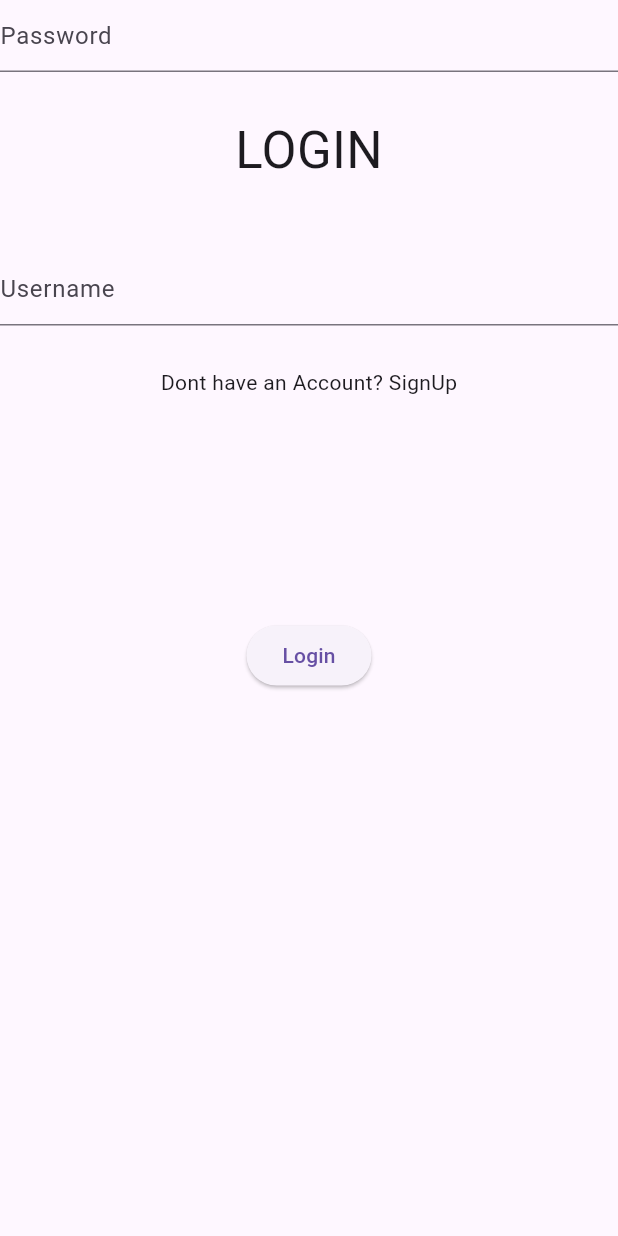
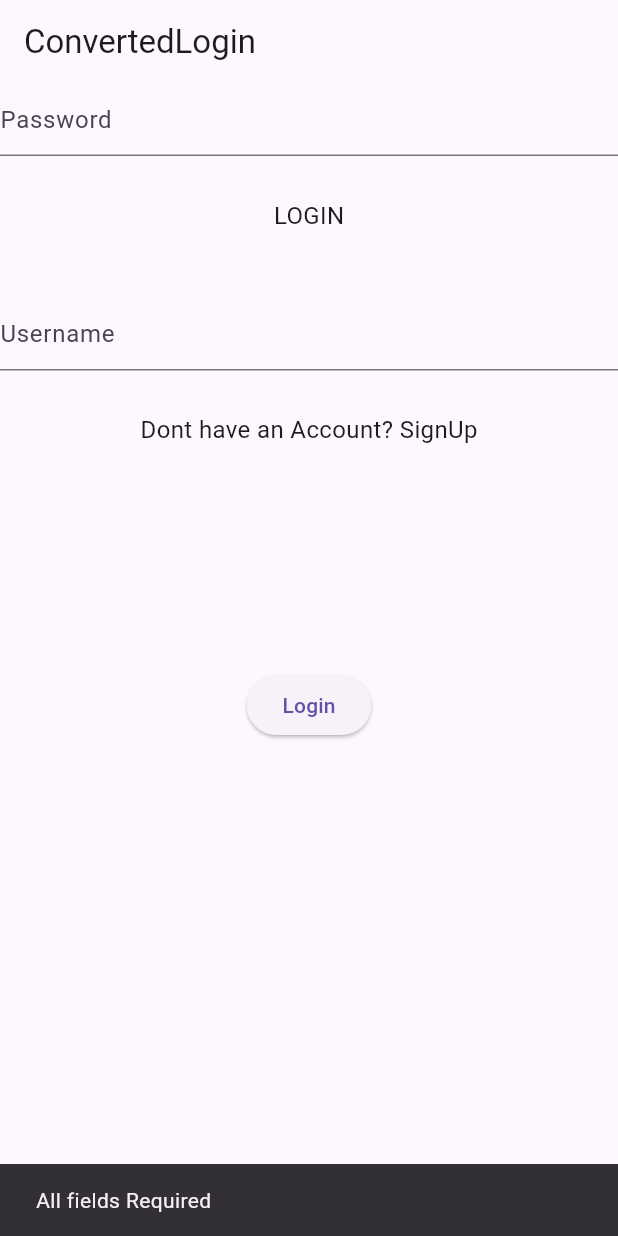
Before and after one commit to shouma1210/flutter_module, a Flutter app: the screen it shows after launch, after a tap on "Login", on a phone screen of 412 x 824 dp. Run offline on Flutter 3.47's test engine with Material 3 defaults, Android fonts, the phone set to English and light mode, and no system bars.

Commit message:
can move in to up

```diff
--- a/lib/main.dart
+++ b/lib/main.dart
@@ -1,9 +1,10 @@
 import 'package:flutter/material.dart';
-import 'screens/activity_login.dart'; // ← ファイルの場所が lib/screens/activity_login.dart の場合
+import 'screens/converted_login.dart';
+import 'screens/converted_signup.dart';
 
 void main() {
   runApp(const MaterialApp(
     debugShowCheckedModeBanner: false,
-    home: ConvertedLogin(), // ← これを表示するだけ
+    home: ConvertedLogin(),
   ));
 }
--- a/lib/screens/activity_login.dart
+++ /dev/null
@@ -1,18 +0,0 @@
-import 'package:flutter/material.dart';
-
-class ConvertedLogin extends StatelessWidget {
-  const ConvertedLogin({super.key});
-
-  @override
-  Widget build(BuildContext context) {
-    return Scaffold(
-      body: SizedBox.expand(child: Column(children: [
-  Padding(padding: EdgeInsets.only(bottom: 28.0), child: TextField(decoration: InputDecoration(hintText: "Password"))),
-  Padding(padding: EdgeInsets.only(bottom: 44.0), child: Text("LOGIN", style: TextStyle(fontSize: 34.0))),
-  Padding(padding: EdgeInsets.only(bottom: 28.0), child: TextField(decoration: InputDecoration(hintText: "Username"))),
-  Padding(padding: EdgeInsets.only(bottom: 148.0), child: Text("Dont have an Account? SignUp")),
-  Padding(padding: EdgeInsets.only(bottom: 188.0), child: ElevatedButton(onPressed: (){}, child: Text("Login")))
-])),
-    );
-  }
-}
--- /dev/null
+++ b/lib/screens/converted_login.dart
@@ -0,0 +1,57 @@
+import 'package:flutter/material.dart';
+import 'converted_main.dart';
+import 'converted_signup.dart';
+
+class ConvertedLogin extends StatefulWidget {
+  const ConvertedLogin({super.key});
+
+  @override
+  State<ConvertedLogin> createState() => _ConvertedLoginState();
+}
+
+class _ConvertedLoginState extends State<ConvertedLogin> {
+  final TextEditingController _usernameController = TextEditingController();
+  final TextEditingController _passwordController = TextEditingController();
+
+  @override
+  void dispose() {
+    _usernameController.dispose();
+    _passwordController.dispose();
+    super.dispose();
+  }
+
+  @override
+  Widget build(BuildContext context) {
+    return Scaffold(
+      appBar: AppBar(title: const Text('ConvertedLogin')),
+      body: SizedBox.expand(child: Column(children: [
+  Padding(padding: EdgeInsets.only(bottom: 28.0), child: TextField(controller: _passwordController, obscureText: true, decoration: InputDecoration(hintText: "Password"))),
+  Padding(padding: EdgeInsets.only(bottom: 44.0), child: Text("LOGIN", style: const TextStyle(fontSize: 16))),
+  Padding(padding: EdgeInsets.only(bottom: 28.0), child: TextField(controller: _usernameController, decoration: InputDecoration(hintText: "Username"))),
+  Padding(padding: EdgeInsets.only(bottom: 148.0), child: InkWell(onTap: () => _onSignupredirecttextPressed(context), child: Text("Dont have an Account? SignUp", style: const TextStyle(fontSize: 16)))),
+  Padding(padding: EdgeInsets.only(bottom: 188.0), child: ElevatedButton(onPressed: () => _onLoginbuttonPressed(context), child: Text("Login")))
+])),
+    );
+  }
+
+  // ===== Auto-Generated Handlers (State Internal) =====
+void _onLoginbuttonPressed(BuildContext context) {
+    final username = _usernameController.text.trim();
+final password = _passwordController.text.trim();
+if (username.isEmpty || password.isEmpty){
+                    ScaffoldMessenger.of(context).showSnackBar(const SnackBar(content: Text("All fields Required")));
+} else {final bool checkdetails = true; // TODO: implement DB check
+if (checkdetails) {
+                        ScaffoldMessenger.of(context).showSnackBar(const SnackBar(content: Text("All fields Required")));
+Navigator.push(context, MaterialPageRoute(builder: (context) => const ConvertedMain()));
+} else {
+                        ScaffoldMessenger.of(context).showSnackBar(const SnackBar(content: Text("Invalid Details")));
+}
+                }
+  }
+
+
+  void _onSignupredirecttextPressed(BuildContext context) {
+    Navigator.push(context, MaterialPageRoute(builder: (context) => const ConvertedSignup()));
+  }
+}
```
Also changed, not shown: lib/screens/converted_main.dart (added, +15 -0 lines), lib/screens/converted_signup.dart (added, +69 -0 lines).
